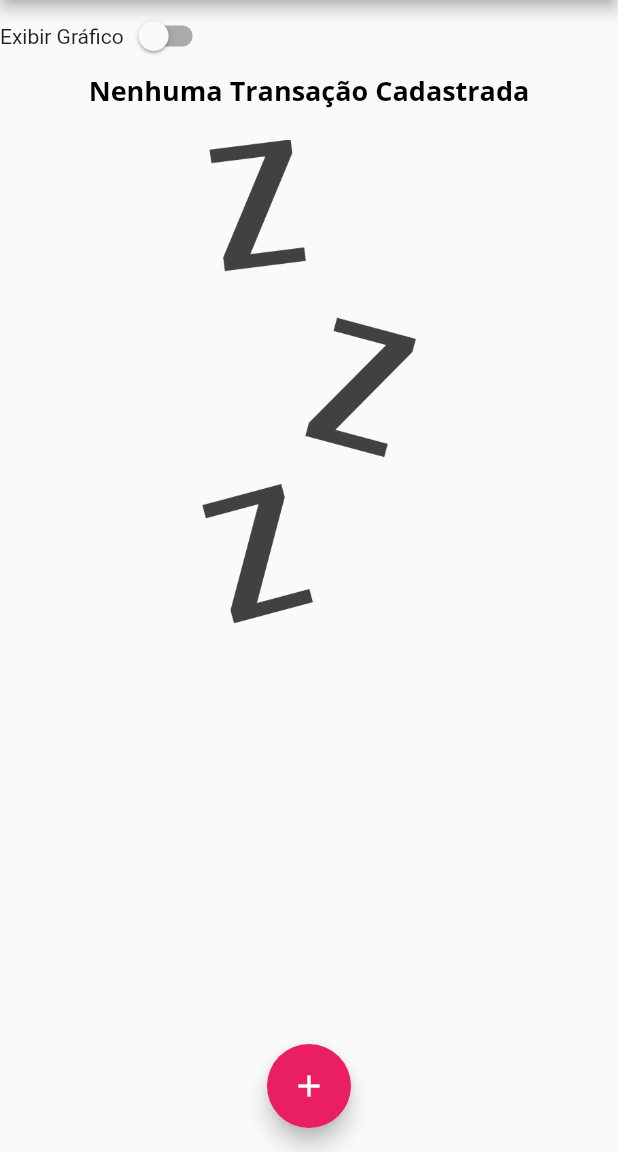
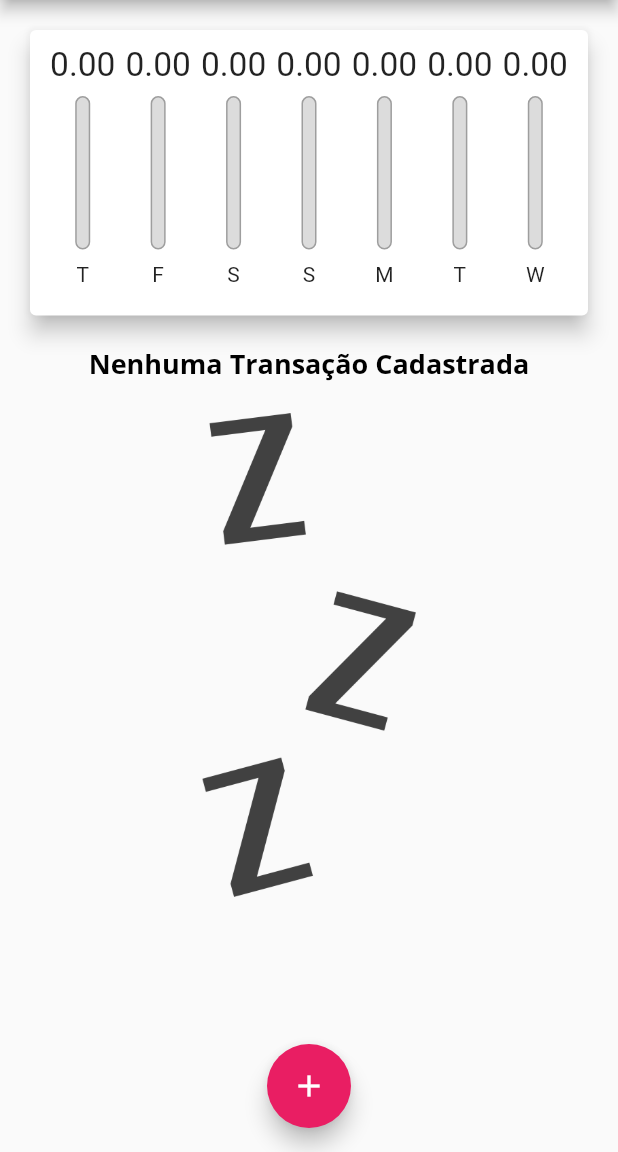
Before and after one commit to LucasWMedeiros/ProjetoGastosPessoais, a Flutter app: the screen it shows after launch, on a phone screen of 412 x 824 dp, the part 84-1236 px from its top. Run offline on Flutter 3.47's test engine with Material 2 defaults, Android fonts, the phone set to English and light mode, and no system bars; missing offline and left inert: dart:ffi.

Commit message:
corrigindo tamanho do grafico no modo paisagem

```diff
--- a/lib/main.dart
+++ b/lib/main.dart
@@ -80,6 +80,9 @@ class _MyHomePageState extends State<MyHomePage> {
 
   @override
   Widget build(BuildContext context) {
+
+    bool isLandscape = MediaQuery.of(context).orientation == Orientation.landscape;
+
     final appBar = AppBar(
       title: Text('Despesas Pessoais'),
       actions: [
@@ -101,6 +104,7 @@ class _MyHomePageState extends State<MyHomePage> {
           crossAxisAlignment: CrossAxisAlignment.stretch,
           // ignore: prefer_const_literals_to_create_immutables
           children: [
+            if(isLandscape)
             Row(
               children: [
                 Text('Exibir Gráfico'),
@@ -114,11 +118,11 @@ class _MyHomePageState extends State<MyHomePage> {
                 ),
               ],
             ),
-            if (_showChart)
+            if (_showChart || !isLandscape)
               Container(
-                  height: avaliableHeight * 0.3,
+                  height: avaliableHeight * (isLandscape ? 0.7 :  0.3),
                   child: Chart(_recentTransactions)),
-            if (!_showChart)
+            if (!_showChart || !isLandscape)
               Container(
                 height: avaliableHeight * 0.7,
                 child: TransactionList(_transaction, _removeTransaction),
```
